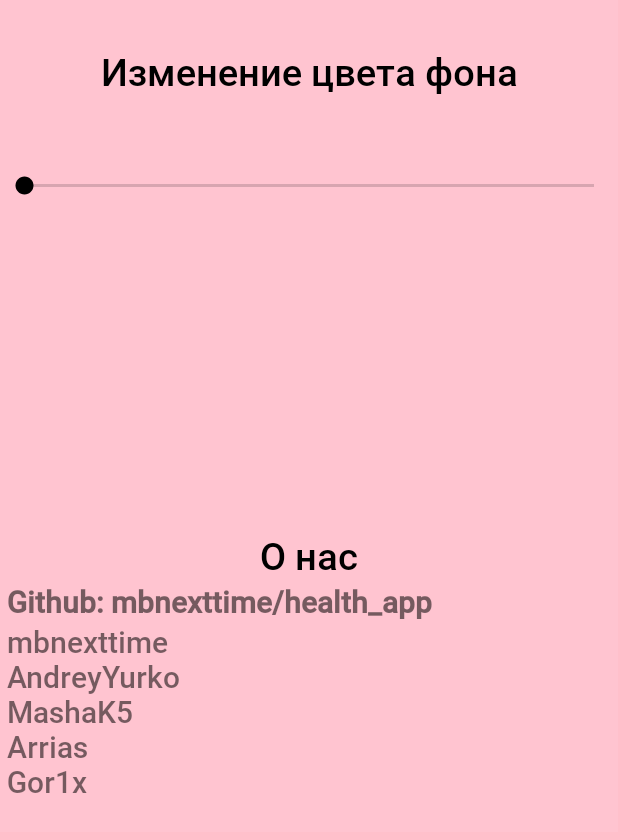
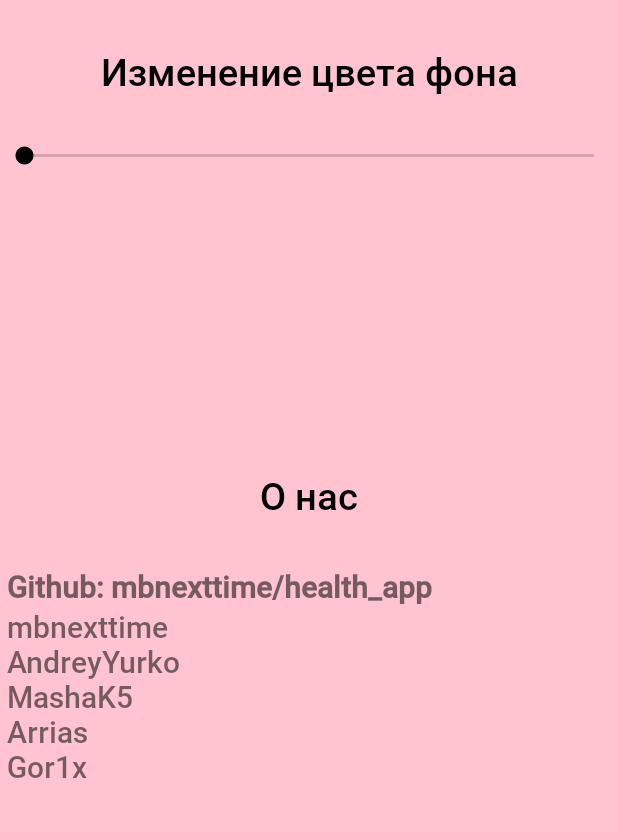
Before and after one commit to mbnexttime/health_app, an Android app: the fragment SettingsFragment shown on its own in the app's theme, on a phone screen of 412 x 824 dp. Shown: the top 832 px of the screen. Run offline under Robolectric (Android 15) with nearby library versions, the phone set to English and light mode, and no system bars.

Commit message:
Small fix

```diff
--- a/app/src/main/res/layout/settings_fragment.xml
+++ b/app/src/main/res/layout/settings_fragment.xml
@@ -22,8 +22,6 @@
         android:id="@+id/sbColor"
         android:layout_width="match_parent"
         android:layout_height="wrap_content"
-        android:layout_marginTop="20dp"
-        android:layout_marginBottom="20dp"
         android:max="180"
         android:progress="0">
     </SeekBar>
@@ -31,6 +29,7 @@
     <TextView
         android:layout_width="match_parent"
         android:layout_marginTop="@dimen/settings_margin_about"
+        android:layout_marginBottom="@dimen/settings_margin_changer"
         android:text="@string/settings_about_title"
         android:gravity="center"
         android:textSize="@dimen/profile_text_size"
```
